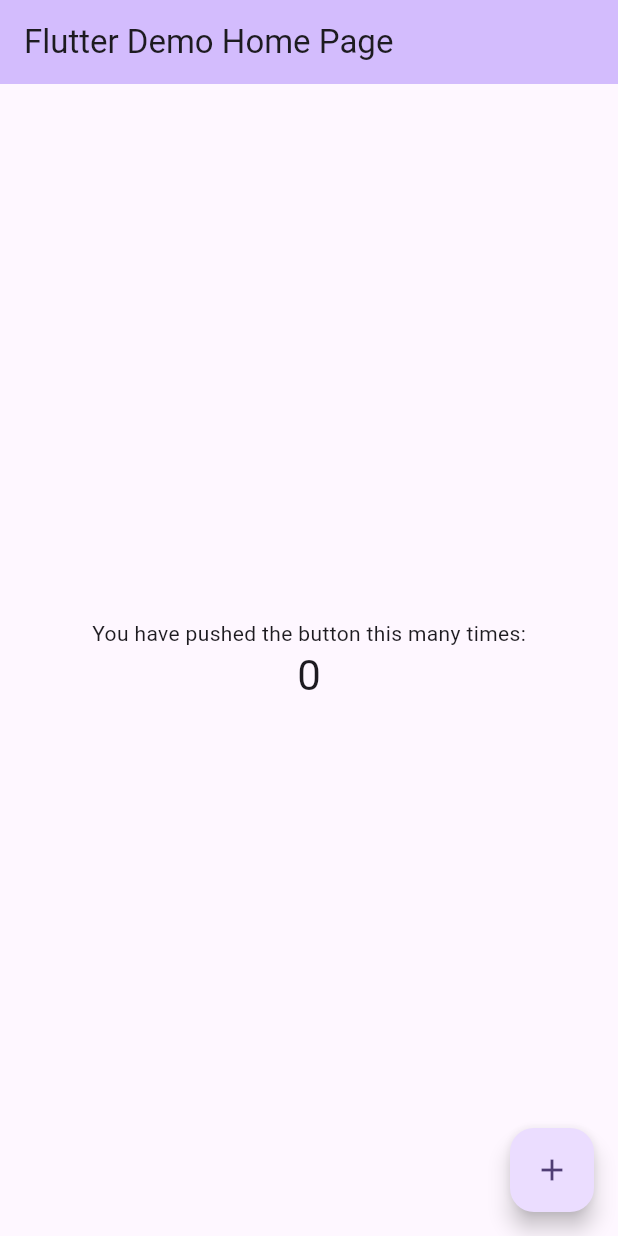
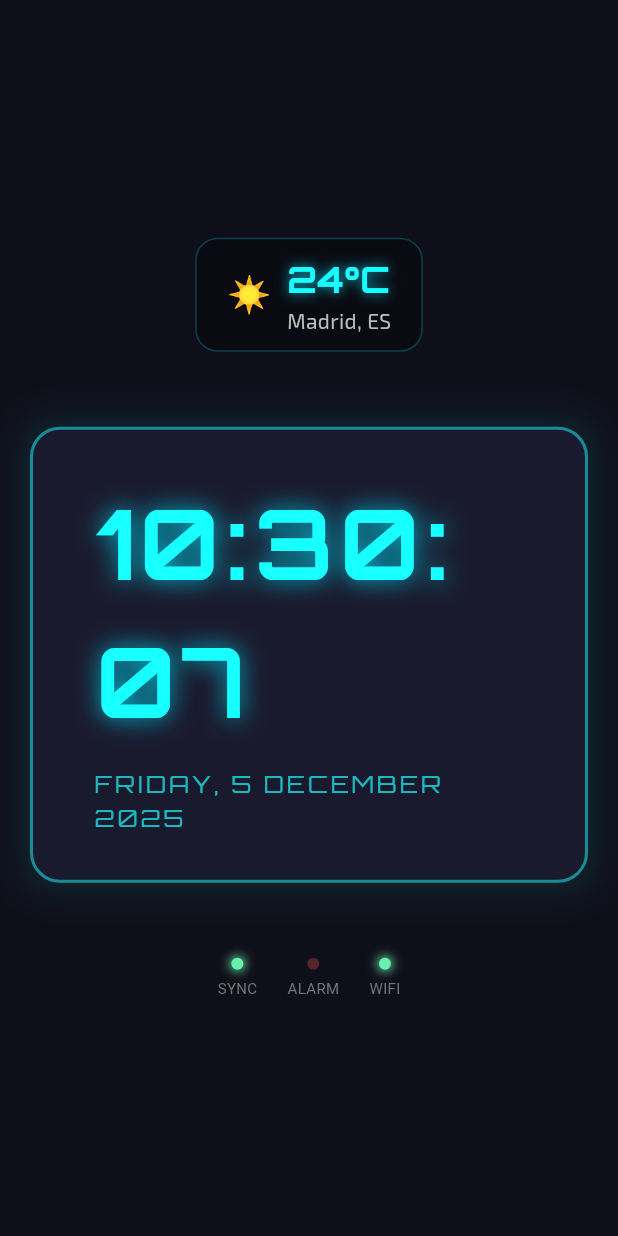
Before and after one commit to could-ai/019aec11-c422-7ca9-9a6f-8a4e4d4ae5ac, a Flutter app: the screen it shows after launch, on a phone screen of 412 x 824 dp. Run offline on Flutter 3.47's test engine with Material 3 defaults, Android fonts, the phone set to English and light mode, and no system bars; our stand-ins replace google_fonts; Roboto replaces fonts that are missing (Robotic).

Commit message:
Created DigitalClockScreen with a neon/cyberpunk aesthetic. Includes real-time clock updates using Timer, mocked weather data display, and responsive layout. Uses Google Fonts for the digital look.; Updated main.dart to set DigitalClockScreen as the home screen and applied a dark theme to match the digital clock aesthetic.

```diff
--- a/usr/lib/main.dart
+++ b/usr/lib/main.dart
@@ -1,4 +1,5 @@
 import 'package:flutter/material.dart';
+import 'package:couldai_user_app/screens/digital_clock_screen.dart';
 
 void main() {
   runApp(const MyApp());
@@ -7,117 +8,20 @@ void main() {
 class MyApp extends StatelessWidget {
   const MyApp({super.key});
 
-  // This widget is the root of your application.
   @override
   Widget build(BuildContext context) {
     return MaterialApp(
-      title: 'Flutter Demo',
+      title: 'Reloj Digital',
       debugShowCheckedModeBanner: false,
       theme: ThemeData(
-        // This is the theme of your application.
-        //
-        // TRY THIS: Try running your application with "flutter run". You'll see
-        // the application has a purple toolbar. Then, without quitting the app,
-        // try changing the seedColor in the colorScheme below to Colors.green
-        // and then invoke "hot reload" (save your changes or press the "hot
-        // reload" button in a Flutter-supported IDE, or press "r" if you used
-        // the command line to start the app).
-        //
-        // Notice that the counter didn't reset back to zero; the application
-        // state is not lost during the reload. To reset the state, use hot
-        // restart instead.
-        //
-        // This works for code too, not just values: Most code changes can be
-        // tested with just a hot reload.
-        colorScheme: ColorScheme.fromSeed(seedColor: Colors.deepPurple),
+        colorScheme: ColorScheme.fromSeed(seedColor: Colors.cyan),
+        useMaterial3: true,
+        brightness: Brightness.dark,
       ),
       initialRoute: '/',
       routes: {
-        '/': (context) => const MyHomePage(title: 'Flutter Demo Home Page'),
+        '/': (context) => const DigitalClockScreen(),
       },
     );
   }
 }
-
-class MyHomePage extends StatefulWidget {
-  const MyHomePage({super.key, required this.title});
-
-  // This widget is the home page of your application. It is stateful, meaning
-  // that it has a State object (defined below) that contains fields that affect
-  // how it looks.
-
-  // This class is the configuration for the state. It holds the values (in this
-  // case the title) provided by the parent (in this case the App widget) and
-  // used by the build method of the State. Fields in a Widget subclass are
-  // always marked "final".
-
-  final String title;
-
-  @override
-  State<MyHomePage> createState() => _MyHomePageState();
-}
-
-class _MyHomePageState extends State<MyHomePage> {
-  int _counter = 0;
-
-  void _incrementCounter() {
-    setState(() {
-      // This call to setState tells the Flutter framework that something has
-      // changed in this State, which causes it to rerun the build method below
-      // so that the display can reflect the updated values. If we changed
-      // _counter without calling setState(), then the build method would not be
-      // called again, and so nothing would appear to happen.
-      _counter++;
-    });
-  }
-
-  @override
-  Widget build(BuildContext context) {
-    // This method is rerun every time setState is called, for instance as done
-    // by the _incrementCounter method above.
-    //
-    // The Flutter framework has been optimized to make rerunning build methods
-    // fast, so that you can just rebuild anything that needs updating rather
-    // than having to individually change instances of widgets.
-    return Scaffold(
-      appBar: AppBar(
-        // TRY THIS: Try changing the color here to a specific color (to
-        // Colors.amber, perhaps?) and trigger a hot reload to see the AppBar
-        // change color while the other colors stay the same.
-        backgroundColor: Theme.of(context).colorScheme.inversePrimary,
-        // Here we take the value from the MyHomePage object that was created by
-        // the App.build method, and use it to set our appbar title.
-        title: Text(widget.title),
-      ),
-      body: Center(
-        // Center is a layout widget. It takes a single child and positions it
-        // in the middle of the parent.
-        child: Column(
-          // Column is also a layout widget. It takes a list of children and
-          // arranges them vertically. By default, it sizes itself to fit its
-          // children horizontally, and tries to be as tall as its parent.
-          //
-          // Column has various properties to control how it sizes itself and
-          // how it positions its children. Here we use mainAxisAlignment to
-          // center the children vertically; the main axis here is the vertical
-          // axis because Columns are vertical (the cross axis would be
-          // horizontal).
-          //
-          // TRY THIS: Invoke "debug painting" (choose the "Toggle Debug Paint"
-          // action in the IDE, or press "p" in the console), to see the
-          // wireframe for each widget.
-          mainAxisAlignment: MainAxisAlignment.center,
-          children: <Widget>[
-            const Text('You have pushed the button this many times:'),
-            Text('$_counter', style: Theme.of(context).textTheme.headlineMedium),
-          ],
-        ),
-      ),
-      floatingActionButton: FloatingActionButton(
-        onPressed: _incrementCounter,
-        tooltip: 'Increment',
-        child: const Icon(Icons.add),
-      ), // This trailing comma makes auto-formatting nicer for build methods.
-    );
-  }
-}
--- /dev/null
+++ b/usr/lib/screens/digital_clock_screen.dart
@@ -0,0 +1,221 @@
+import 'dart:async';
+import 'package:flutter/material.dart';
+import 'package:intl/intl.dart';
+import 'package:google_fonts/google_fonts.dart';
+
+class DigitalClockScreen extends StatefulWidget {
+  const DigitalClockScreen({super.key});
+
+  @override
+  State<DigitalClockScreen> createState() => _DigitalClockScreenState();
+}
+
+class _DigitalClockScreenState extends State<DigitalClockScreen> {
+  late Timer _timer;
+  DateTime _currentTime = DateTime.now();
+
+  // Mock weather data
+  String _temperature = "--";
+  String _location = "Cargando...";
+  String _weatherIcon = "☁️";
+
+  @override
+  void initState() {
+    super.initState();
+    _startClock();
+    _fetchWeatherData(); // Simulating weather fetch
+  }
+
+  @override
+  void dispose() {
+    _timer.cancel();
+    super.dispose();
+  }
+
+  void _startClock() {
+    _timer = Timer.periodic(const Duration(seconds: 1), (timer) {
+      setState(() {
+        _currentTime = DateTime.now();
+      });
+    });
+  }
+
+  // Simulates fetching weather data
+  Future<void> _fetchWeatherData() async {
+    // In a real app, you would use Geolocator to get position
+    // and an API like OpenWeatherMap to get temperature.
+    await Future.delayed(const Duration(seconds: 2));
+    if (mounted) {
+      setState(() {
+        _temperature = "24°C";
+        _location = "Madrid, ES";
+        _weatherIcon = "☀️";
+      });
+    }
+  }
+
+  @override
+  Widget build(BuildContext context) {
+    // Formatters
+    final timeFormat = DateFormat('HH:mm:ss');
+    final dateFormat = DateFormat('EEEE, d MMMM yyyy');
+
+    return Scaffold(
+      backgroundColor: const Color(0xFF0F0F1A), // Dark background
+      body: Center(
+        child: Container(
+          padding: const EdgeInsets.all(20),
+          constraints: const BoxConstraints(maxWidth: 600),
+          child: Column(
+            mainAxisAlignment: MainAxisAlignment.center,
+            children: [
+              // Location and Weather Row
+              Container(
+                padding: const EdgeInsets.symmetric(horizontal: 20, vertical: 10),
+                decoration: BoxDecoration(
+                  color: Colors.black.withOpacity(0.3),
+                  borderRadius: BorderRadius.circular(15),
+                  border: Border.all(color: Colors.cyan.withOpacity(0.3)),
+                ),
+                child: Row(
+                  mainAxisSize: MainAxisSize.min,
+                  children: [
+                    Text(
+                      _weatherIcon,
+                      style: const TextStyle(fontSize: 24),
+                    ),
+                    const SizedBox(width: 10),
+                    Column(
+                      crossAxisAlignment: CrossAxisAlignment.start,
+                      children: [
+                        Text(
+                          _temperature,
+                          style: GoogleFonts.orbitron(
+                            fontSize: 24,
+                            fontWeight: FontWeight.bold,
+                            color: Colors.cyanAccent,
+                            shadows: [
+                              const Shadow(
+                                blurRadius: 10.0,
+                                color: Colors.cyan,
+                                offset: Offset(0, 0),
+                              ),
+                            ],
+                          ),
+                        ),
+                        Text(
+                          _location,
+                          style: GoogleFonts.exo2(
+                            fontSize: 14,
+                            color: Colors.grey[400],
+                          ),
+                        ),
+                      ],
+                    ),
+                  ],
+                ),
+              ),
+
+              const SizedBox(height: 50),
+
+              // Digital Clock Display
+              Container(
+                padding: const EdgeInsets.symmetric(horizontal: 40, vertical: 30),
+                decoration: BoxDecoration(
+                  color: const Color(0xFF1A1A2E),
+                  borderRadius: BorderRadius.circular(20),
+                  boxShadow: [
+                    BoxShadow(
+                      color: Colors.cyanAccent.withOpacity(0.1),
+                      blurRadius: 20,
+                      spreadRadius: 5,
+                    ),
+                  ],
+                  border: Border.all(
+                    color: Colors.cyanAccent.withOpacity(0.5),
+                    width: 2,
+                  ),
+                ),
+                child: Column(
+                  children: [
+                    Text(
+                      timeFormat.format(_currentTime),
+                      style: GoogleFonts.orbitron(
+                        fontSize: 64,
+                        fontWeight: FontWeight.w700,
+                        color: Colors.cyanAccent,
+                        letterSpacing: 4,
+                        shadows: [
+                          const Shadow(
+                            blurRadius: 20.0,
+                            color: Colors.cyan,
+                            offset: Offset(0, 0),
+                          ),
+                        ],
+                      ),
+                    ),
+                    const SizedBox(height: 10),
+                    Text(
+                      dateFormat.format(_currentTime).toUpperCase(),
+                      style: GoogleFonts.orbitron(
+                        fontSize: 16,
+                        color: Colors.cyanAccent.withOpacity(0.7),
+                        letterSpacing: 2,
+                      ),
+                    ),
+                  ],
+                ),
+              ),
+
+              const SizedBox(height: 50),
+
+              // Decorative elements
+              Row(
+                mainAxisAlignment: MainAxisAlignment.center,
+                children: [
+                  _buildStatusIndicator("SYNC", true),
+                  const SizedBox(width: 20),
+                  _buildStatusIndicator("ALARM", false),
+                  const SizedBox(width: 20),
+                  _buildStatusIndicator("WIFI", true),
+                ],
+              ),
+            ],
+          ),
+        ),
+      ),
+    );
+  }
+
+  Widget _buildStatusIndicator(String label, bool isActive) {
+    return Column(
+      children: [
+        Container(
+          width: 8,
+          height: 8,
+          decoration: BoxDecoration(
+            shape: BoxShape.circle,
+            color: isActive ? Colors.greenAccent : Colors.redAccent.withOpacity(0.3),
+            boxShadow: isActive
+                ? [
+                    const BoxShadow(
+                      color: Colors.greenAccent,
+                      blurRadius: 5,
+                      spreadRadius: 1,
+                    )
+                  ]
+                : [],
+          ),
+        ),
+        const SizedBox(height: 5),
+        Text(
+          label,
+          style: GoogleFonts.robotic(
+            fontSize: 10,
+            color: Colors.grey[600],
+          ),
+        ),
+      ],
+    );
+  }
+}
```
